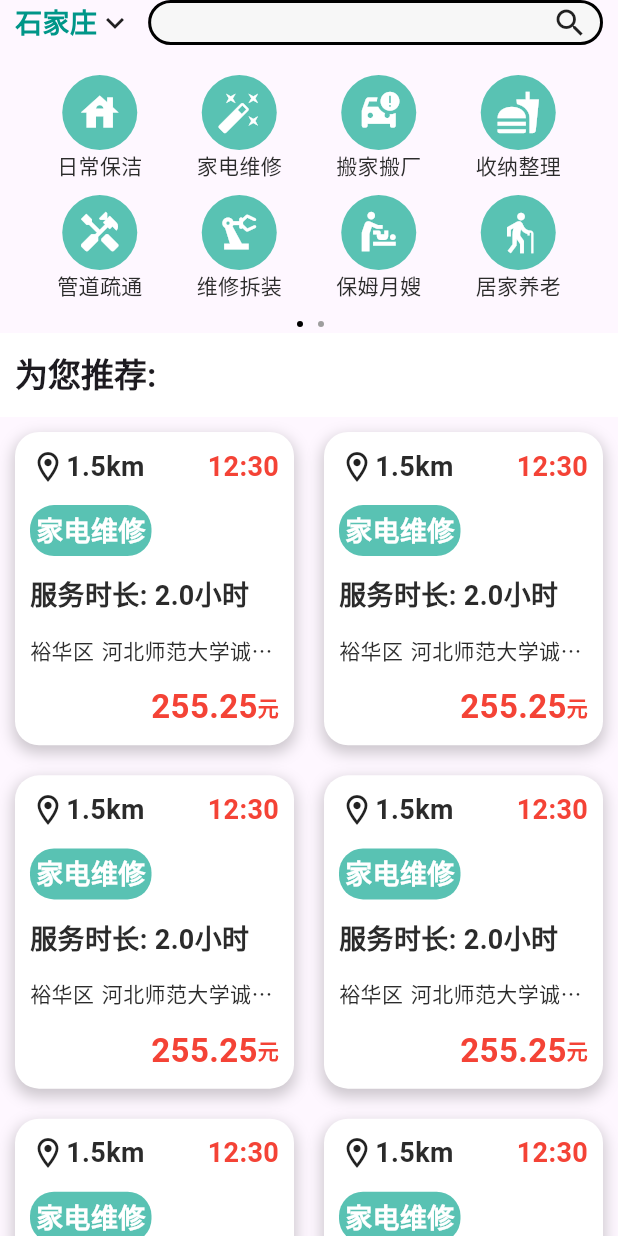
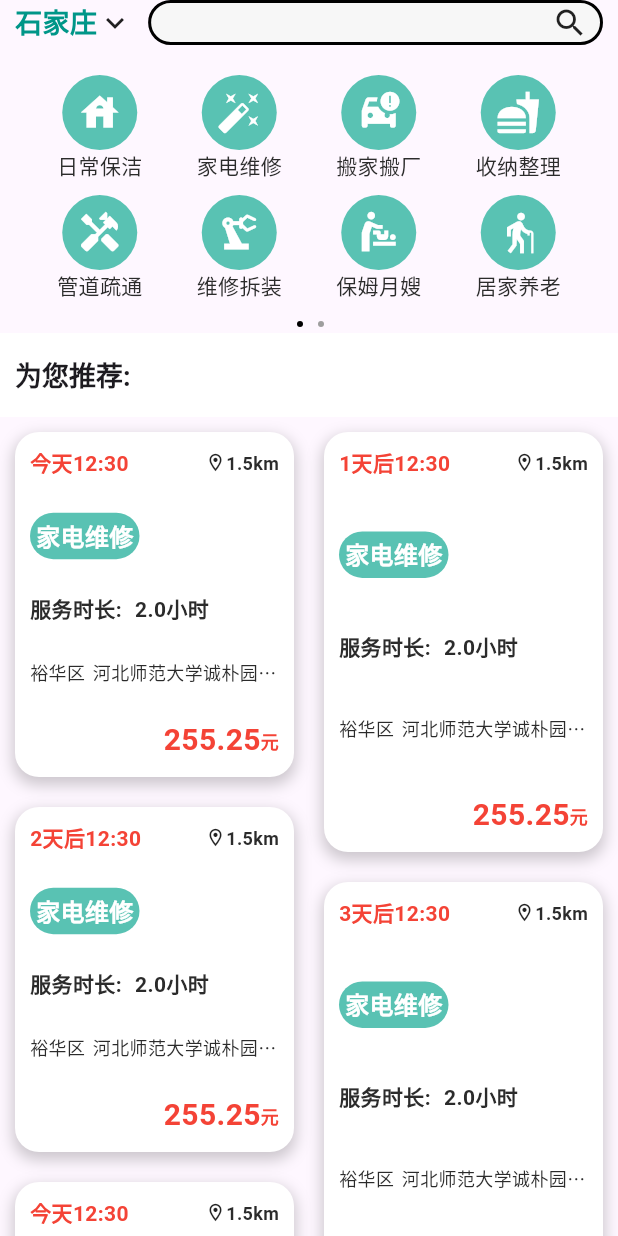
Before and after one commit to IHLZH/jiayuan, a Flutter app: the CommissionPage widget shown alone on an empty page, opened directly, on a phone screen of 412 x 824 dp. Run offline on Flutter 3.47's test engine with Material 3 defaults, Android fonts, the phone set to English and light mode, and no system bars; drawn by our look-alikes of oktoast; our stand-ins replace cached_network_image, cookie_jar, dio, dio_cookie_manager, flutter_screenutil, flutter_swiper_view and 1 more; missing offline and left inert: dart:ffi, flustars; accounts and stored records are empty; network calls fail.

Commit message:
委托接取页更新瀑布流布局

```diff
--- a/lib/page/commission_page/commission_page.dart
+++ b/lib/page/commission_page/commission_page.dart
@@ -2,12 +2,15 @@ import 'dart:core';
 
 import 'package:flutter/material.dart';
 import 'package:flutter_screenutil/flutter_screenutil.dart';
+import 'package:flutter_staggered_grid_view/flutter_staggered_grid_view.dart';
 import 'package:jiayuan/common_ui/app_bar/app_search_bar.dart';
 import 'package:jiayuan/common_ui/navigation/navigation_bar_widget.dart';
 import 'package:jiayuan/common_ui/styles/app_colors.dart';
 import 'package:jiayuan/page/Test.dart';
 import 'package:jiayuan/page/commission_page/commission_vm.dart';
+import 'package:jiayuan/page/commission_page/type/commission_type_page.dart';
 import 'package:jiayuan/repository/model/commission_data.dart';
+import 'package:jiayuan/route/route_utils.dart';
 import 'package:provider/provider.dart';
 //委托页面
 import 'commission_vm.dart';
@@ -64,8 +67,8 @@ class _CommissionPageState extends State<CommissionPage>{
               children: [
                 Row(
                   children: [
-                    _Position(),
-                    Expanded(child: _SearchTopBar()),
+                    Position(),
+                    Expanded(child: SearchTopBar()),
                     SizedBox(width: 10.w)
                   ],
                 ),
@@ -153,6 +156,7 @@ class _CommissionPageState extends State<CommissionPage>{
                                 child: Text(
                                   "为您推荐:",
                                   style: TextStyle(
+                                    fontSize: 18.sp,
                                     fontWeight: FontWeight.w600,
                                   ),
                                 ),
@@ -165,18 +169,20 @@ class _CommissionPageState extends State<CommissionPage>{
 
                       Consumer<CommissionViewModel>(
                           builder: (context, vm, child){
-                              return SliverGrid.builder(
-                                  gridDelegate: SliverGridDelegateWithFixedCrossAxisCount(
+                            return SliverToBoxAdapter(
+                              child: MasonryGridView.count(
                                   crossAxisCount: 2,
-                                      childAspectRatio: 0.9,
-                                  ),
                                   itemCount: vm.commissions.length,
                                   itemBuilder: (context, index){
                                     return Container(
+                                      height: (index % 2 == 0) ? 250.h : 300.h,
                                       padding: EdgeInsets.all(10),
                                       child: CommissionCard(vm.commissions[index]),
                                     );
-                                  }
+                                  },
+                                shrinkWrap: true,
+                                physics: NeverScrollableScrollPhysics(), // 禁止内部滚动
+                              ),
                             );
                           }
                       ),
@@ -212,27 +218,31 @@ class _CommissionPageState extends State<CommissionPage>{
           Row(
             mainAxisAlignment: MainAxisAlignment.spaceBetween,
             children: [
+              Text(
+                (commission.days ?? "") + commission.expectTime.hour.toString() + ":" + commission.expectTime.minute.toString(),
+                style: TextStyle(
+                    color: Colors.red,
+                    fontSize: 14.sp,
+                    fontWeight: FontWeight.w600
+                ),
+              ),
               Row(
                 children: [
-                  Icon(Icons.location_on_outlined),
+                  Icon(
+                    Icons.location_on_outlined,
+                    size: 14,
+                  ),
                   Text(
                     commission.distance.toString() + "km",
                     style: TextStyle(
                         color: AppColors.textColor2b,
-                        fontSize: 18.sp,
+                        fontSize: 12.sp,
                         fontWeight: FontWeight.w600
                     ),
                   ),
                 ],
               ),
-            Text(
-                commission.expectTime.hour.toString() + ":" + commission.expectTime.minute.toString(),
-              style: TextStyle(
-                  color: Colors.red,
-                  fontSize: 18.sp,
-                  fontWeight: FontWeight.w600
-              ),
-            ),
+
             ],),
 
           //SizedBox(height: 10.h,),
@@ -249,7 +259,7 @@ class _CommissionPageState extends State<CommissionPage>{
                   CommissionViewModel.CommissionTypes[commission.commissionType].typeText,
                   style: TextStyle(
                       color: Colors.white,
-                      fontSize: 18.sp,
+                      fontSize: 16.sp,
                       fontWeight: FontWeight.w600
                   ),
                 ),
@@ -262,10 +272,19 @@ class _CommissionPageState extends State<CommissionPage>{
           Row(
             children: [
               Text(
-                commission.isLong ? "服务周期: " : "服务时长: " + commission.estimatedTime.toString() + (commission.isLong ? "月" : "小时"),
+                commission.isLong ? "服务周期: " : "服务时长: ",
                 style: TextStyle(
                     color: AppColors.textColor2b,
-                    fontSize: 18.sp,
+                    fontSize: 14.sp,
+                    fontWeight: FontWeight.w600
+                ),
+              ),
+              SizedBox(width: 5.w,),
+              Text(
+                commission.estimatedTime.toString() + (commission.isLong ? "月" : "小时"),
+                style: TextStyle(
+                    color: AppColors.textColor2b,
+                    fontSize: 14.sp,
                     fontWeight: FontWeight.w600
                 ),
               ),
@@ -281,7 +300,7 @@ class _CommissionPageState extends State<CommissionPage>{
                 commission.county,
                 style: TextStyle(
                     color: AppColors.textColor2b,
-                    fontSize: 14.sp,
+                    fontSize: 12.sp,
                     fontWeight: FontWeight.w500
                 ),
               ),
@@ -293,7 +312,7 @@ class _CommissionPageState extends State<CommissionPage>{
                   overflow: TextOverflow.ellipsis, // 超出部分用省略号表示
                   style: TextStyle(
                       color: AppColors.textColor2b,
-                        fontSize: 14.sp,
+                      fontSize: 12.sp,
                       fontWeight: FontWeight.w500
                   ),
                 ),
@@ -310,7 +329,7 @@ class _CommissionPageState extends State<CommissionPage>{
                 commission.price.toString(),
                 style: TextStyle(
                     color: Colors.red,
-                    fontSize: 22.sp,
+                    fontSize: 20.sp,
                     fontWeight: FontWeight.w600
                 ),
               ),
@@ -318,7 +337,7 @@ class _CommissionPageState extends State<CommissionPage>{
                 "元",
                 style: TextStyle(
                     color: Colors.red,
-                    fontSize: 14.sp,
+                    fontSize: 12.sp,
                     fontWeight: FontWeight.w600
                 ),
               )
@@ -334,7 +353,7 @@ class _CommissionPageState extends State<CommissionPage>{
   }){
     return GestureDetector(
       onTap: (){
-
+        RouteUtils.push(context, CommissionTypePage(id: index,));
       },
       child: Column(
         children: [
@@ -360,7 +379,7 @@ class _CommissionPageState extends State<CommissionPage>{
     );
   }
 
-  Widget _Position(){
+  Widget Position(){
     return Container(
       margin: EdgeInsets.symmetric(horizontal: 10.w),
       child: Row(
@@ -382,7 +401,7 @@ class _CommissionPageState extends State<CommissionPage>{
     );
   }
 
-  Widget _SearchTopBar(){
+  Widget SearchTopBar(){
     return GestureDetector(
       onTap: (){
         print("AppBar");
--- a/lib/page/commission_page/commission_vm.dart
+++ b/lib/page/commission_page/commission_vm.dart
@@ -67,7 +67,7 @@ class CommissionViewModel with ChangeNotifier{
           userPhone: "19358756689",
           distance: 1.5,
           price: 255.25,
-          expectTime: DateTime(2024,10,31,12,30),
+          expectTime: DateTime(2024,11,2,12,30),
           estimatedTime: 2,
           commissionStatus: 0,
           isLong: false
@@ -81,7 +81,7 @@ class CommissionViewModel with ChangeNotifier{
           userPhone: "19358756689",
           distance: 1.5,
           price: 255.25,
-          expectTime: DateTime(2024,10,31,12,30),
+          expectTime: DateTime(2024,11,3,12,30),
           estimatedTime: 2,
           commissionStatus: 0,
           isLong: false
@@ -95,7 +95,7 @@ class CommissionViewModel with ChangeNotifier{
           userPhone: "19358756689",
           distance: 1.5,
           price: 255.25,
-          expectTime: DateTime(2024,10,31,12,30),
+          expectTime: DateTime(2024,11,4,12,30),
           estimatedTime: 2,
           commissionStatus: 0,
           isLong: false
@@ -109,7 +109,7 @@ class CommissionViewModel with ChangeNotifier{
           userPhone: "19358756689",
           distance: 1.5,
           price: 255.25,
-          expectTime: DateTime(2024,10,31,12,30),
+          expectTime: DateTime(2024,11,5,12,30),
           estimatedTime: 2,
           commissionStatus: 0,
           isLong: false
@@ -123,7 +123,7 @@ class CommissionViewModel with ChangeNotifier{
           userPhone: "19358756689",
           distance: 1.5,
           price: 255.25,
-          expectTime: DateTime(2024,10,31,12,30),
+          expectTime: DateTime(2024,11,2,12,30),
           estimatedTime: 2,
           commissionStatus: 0,
           isLong: false
@@ -137,7 +137,7 @@ class CommissionViewModel with ChangeNotifier{
           userPhone: "19358756689",
           distance: 1.5,
           price: 255.25,
-          expectTime: DateTime(2024,10,31,12,30),
+          expectTime: DateTime(2024,11,2,12,30),
           estimatedTime: 2,
           commissionStatus: 0,
           isLong: false
@@ -151,7 +151,7 @@ class CommissionViewModel with ChangeNotifier{
           userPhone: "19358756689",
           distance: 1.5,
           price: 255.25,
-          expectTime: DateTime(2024,10,31,12,30),
+          expectTime: DateTime(2024,11,3,12,30),
           estimatedTime: 2,
           commissionStatus: 0,
           isLong: false
@@ -165,7 +165,49 @@ class CommissionViewModel with ChangeNotifier{
           userPhone: "19358756689",
           distance: 1.5,
           price: 255.25,
-          expectTime: DateTime(2024,10,31,12,30),
+          expectTime: DateTime(2024,11,4,12,30),
+          estimatedTime: 2,
+          commissionStatus: 0,
+          isLong: false
+      ),
+      Commission(
+          commissionType: 1,
+          province: "河北省",
+          city: "石家庄",
+          county: "裕华区",
+          address: "河北师范大学",
+          userPhone: "19358756689",
+          distance: 1.5,
+          price: 255.25,
+          expectTime: DateTime(2024,11,2,12,30),
+          estimatedTime: 2,
+          commissionStatus: 0,
+          isLong: false
+      ),
+      Commission(
+          commissionType: 1,
+          province: "河北省",
+          city: "石家庄",
+          county: "裕华区",
+          address: "河北师范大学",
+          userPhone: "19358756689",
+          distance: 1.5,
+          price: 255.25,
+          expectTime: DateTime(2024,11,3,12,30),
+          estimatedTime: 2,
+          commissionStatus: 0,
+          isLong: false
+      ),
+      Commission(
+          commissionType: 1,
+          province: "河北省",
+          city: "石家庄",
+          county: "裕华区",
+          address: "河北师范大学",
+          userPhone: "19358756689",
+          distance: 1.5,
+          price: 255.25,
+          expectTime: DateTime(2024,11,4,12,30),
           estimatedTime: 2,
           commissionStatus: 0,
           isLong: false
--- /dev/null
+++ b/lib/page/commission_page/type/commission_type_page.dart
@@ -0,0 +1,46 @@
+
+import 'package:flutter/cupertino.dart';
+import 'package:flutter/material.dart';
+import 'package:jiayuan/page/commission_page/type/commission_type_vm.dart';
+import 'package:provider/provider.dart';
+
+class CommissionTypePage extends StatefulWidget{
+
+  final int id;
+
+  CommissionTypePage({super.key, required this.id});
+
+  @override
+  State<StatefulWidget> createState() {
+    return _CommissionTypePageState();
+  }
+}
+
+class _CommissionTypePageState extends State<CommissionTypePage>{
+
+  CommissionTypeViewModel _commissionTypeViewModel = CommissionTypeViewModel();
+
+  @override
+  void initState() {
+    super.initState();
+    _commissionTypeViewModel.getType(widget.id);
+  }
+
+  @override
+  Widget build(BuildContext context) {
+    return ChangeNotifierProvider(
+      create: (BuildContext context) {
+        return _commissionTypeViewModel;
+      },
+      child: Consumer<CommissionTypeViewModel>(
+          builder: (context, vm, child){
+            return Scaffold(
+              appBar: AppBar(
+                title: Text(vm.typeText ?? "服务"),
+              ),
+            );
+          }
+      ),
+    );
+  }
+}
--- /dev/null
+++ b/lib/page/commission_page/type/commission_type_vm.dart
@@ -0,0 +1,17 @@
+
+import 'package:flutter/cupertino.dart';
+import 'package:jiayuan/page/commission_page/commission_vm.dart';
+import 'package:jiayuan/repository/model/commission_data.dart';
+
+class CommissionTypeViewModel with ChangeNotifier{
+
+  IconData? typeIcon;
+  String? typeText;
+  List<Commission> commissionList = [];
+
+  void getType(int id){
+    this.typeIcon = CommissionViewModel.CommissionTypes[id].icon;
+    this.typeText = CommissionViewModel.CommissionTypes[id].typeText;
+  }
+
+}
--- a/lib/repository/model/commission_data.dart
+++ b/lib/repository/model/commission_data.dart
@@ -18,6 +18,7 @@ class Commission {
   int commissionStatus; //委托状态
   bool isLong; //是否是长期
   String? comment; //备注
+  String? days;
 
   Commission({
     required this.commissionType,
@@ -35,7 +36,17 @@ class Commission {
     required this.commissionStatus,
     required this.isLong,
     this.comment
-});
+}){
+    DateTime currentTime = DateTime.now();
+    int currentMonth = currentTime.month;
+    int currentDay = currentTime.day;
+
+    if(expectTime.month == currentMonth && expectTime.day == currentDay){
+      days = "今天";
+    }else{
+      days = ((expectTime.month - currentMonth) * 30 + (expectTime.day - currentDay)).toString() + "天后";
+    }
+  }
 
 
 }
--- a/pubspec.yaml
+++ b/pubspec.yaml
@@ -74,6 +74,8 @@ dependencies:
   #    flutter_model_viewer: ^0.0.7
   # 获取文件
   path_provider: ^2.1.4
+  #瀑布流布局
+  flutter_staggered_grid_view: ^0.7.0
   # 腾讯云IM SDK
 #  tencent_cloud_chat_sdk: ^8.0.5903
 
```
Also changed, not shown: pubspec.lock, 1 other file. Lines whose indentation alone changed are shown as unchanged.
